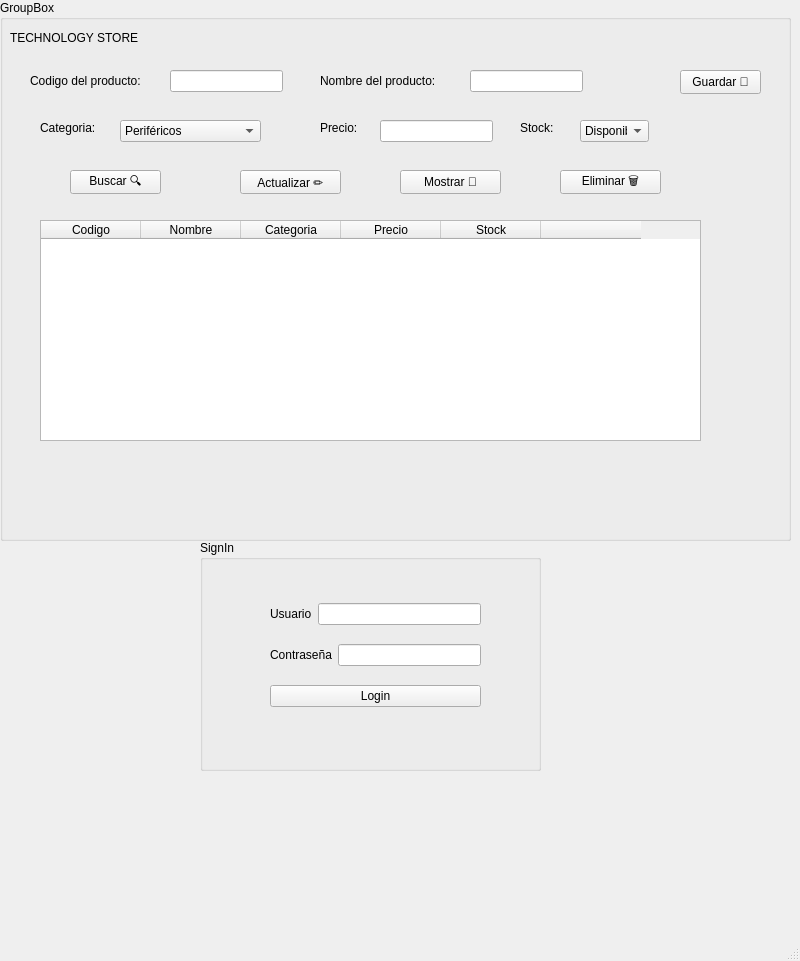
Milka-Borja/Control_inventario, file mainwindow.ui: the form before one commit.
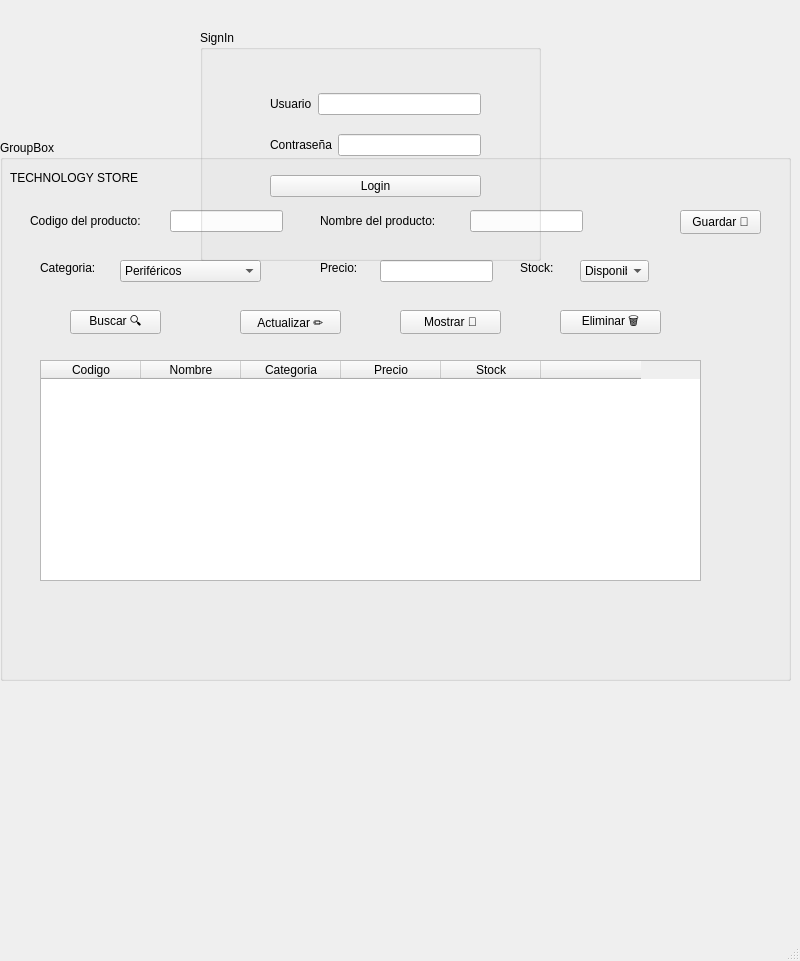
The form after the commit.

The edit to the form file:
```diff
--- a/mainwindow.ui
+++ b/mainwindow.ui
@@ -18,7 +18,7 @@
     <property name="geometry">
      <rect>
       <x>0</x>
-      <y>0</y>
+      <y>140</y>
       <width>791</width>
       <height>541</height>
      </rect>
@@ -324,7 +324,7 @@
     <property name="geometry">
      <rect>
       <x>200</x>
-      <y>540</y>
+      <y>30</y>
       <width>341</width>
       <height>231</height>
      </rect>
```
Left out of the diff: 2 changed lines with no effect on the pictures.
